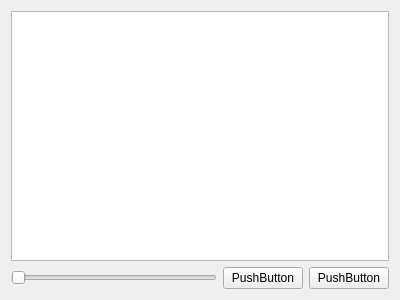
First picture: the form in widget.ui, repository Belotserkovskiy/balls, before the edit.
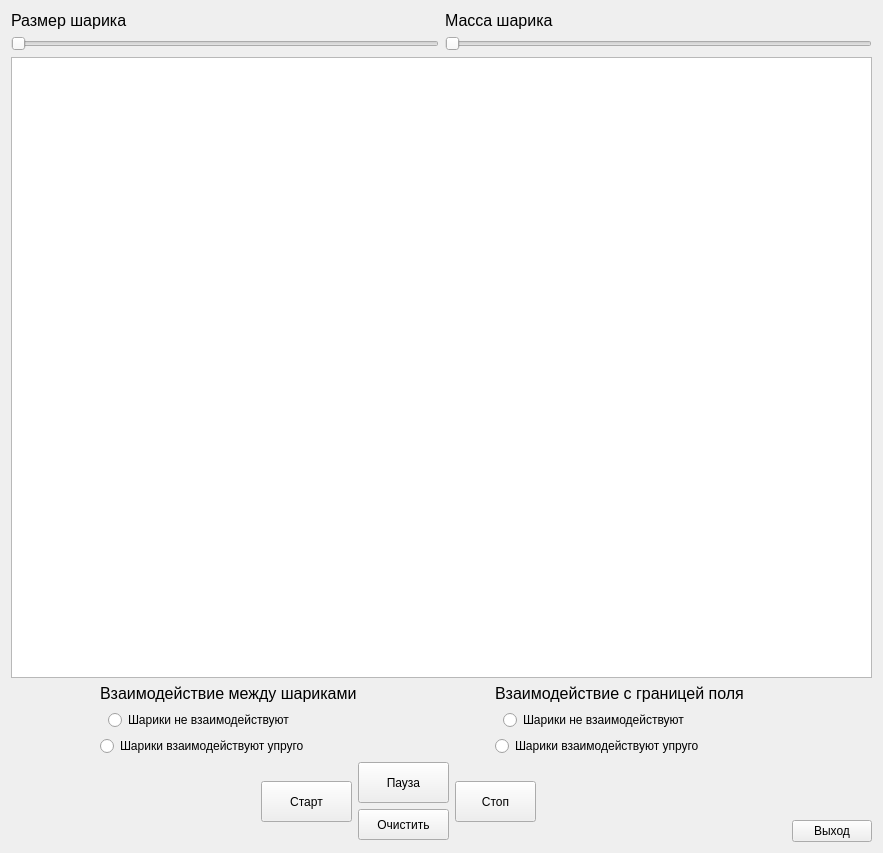
Second picture: the form after the edit.

```diff
--- a/widget.ui
+++ b/widget.ui
@@ -6,39 +6,474 @@
    <rect>
     <x>0</x>
     <y>0</y>
-    <width>400</width>
-    <height>300</height>
+    <width>879</width>
+    <height>853</height>
    </rect>
   </property>
   <property name="windowTitle">
    <string>Widget</string>
   </property>
-  <layout class="QVBoxLayout" name="verticalLayout">
-   <item>
-    <widget class="QGraphicsView" name="graphicsView"/>
-   </item>
+  <layout class="QVBoxLayout" name="verticalLayout_9">
    <item>
     <layout class="QHBoxLayout" name="horizontalLayout">
      <item>
-      <widget class="QSlider" name="horizontalSlider">
+      <layout class="QVBoxLayout" name="verticalLayout">
+       <item>
+        <widget class="QLabel" name="label">
+         <property name="text">
+          <string>&lt;html&gt;&lt;head/&gt;&lt;body&gt;&lt;p&gt;&lt;span style=&quot; font-size:12pt;&quot;&gt;Размер шарика&lt;/span&gt;&lt;/p&gt;&lt;/body&gt;&lt;/html&gt;</string>
+         </property>
+        </widget>
+       </item>
+       <item>
+        <widget class="QSlider" name="sizeBallSlider">
+         <property name="orientation">
+          <enum>Qt::Horizontal</enum>
+         </property>
+        </widget>
+       </item>
+      </layout>
+     </item>
+     <item>
+      <layout class="QVBoxLayout" name="verticalLayout_3">
+       <item>
+        <widget class="QLabel" name="label_3">
+         <property name="text">
+          <string>&lt;html&gt;&lt;head/&gt;&lt;body&gt;&lt;p&gt;&lt;span style=&quot; font-size:12pt;&quot;&gt;Масса шарика&lt;/span&gt;&lt;/p&gt;&lt;/body&gt;&lt;/html&gt;</string>
+         </property>
+        </widget>
+       </item>
+       <item>
+        <widget class="QSlider" name="massBallSlider">
+         <property name="orientation">
+          <enum>Qt::Horizontal</enum>
+         </property>
+        </widget>
+       </item>
+      </layout>
+     </item>
+    </layout>
+   </item>
+   <item>
+    <widget class="QGraphicsView" name="graphicsView">
+     <property name="minimumSize">
+      <size>
+       <width>861</width>
+       <height>621</height>
+      </size>
+     </property>
+    </widget>
+   </item>
+   <item>
+    <layout class="QHBoxLayout" name="horizontalLayout_14">
+     <item>
+      <spacer name="horizontalSpacer_4">
        <property name="orientation">
         <enum>Qt::Horizontal</enum>
        </property>
-      </widget>
+       <property name="sizeHint" stdset="0">
+        <size>
+         <width>28</width>
+         <height>20</height>
+        </size>
+       </property>
+      </spacer>
      </item>
      <item>
-      <widget class="QPushButton" name="pushButton">
-       <property name="text">
-        <string>PushButton</string>
+      <layout class="QVBoxLayout" name="verticalLayout_6">
+       <item>
+        <layout class="QHBoxLayout" name="horizontalLayout_2">
+         <item>
+          <spacer name="horizontalSpacer_10">
+           <property name="orientation">
+            <enum>Qt::Horizontal</enum>
+           </property>
+           <property name="sizeHint" stdset="0">
+            <size>
+             <width>13</width>
+             <height>20</height>
+            </size>
+           </property>
+          </spacer>
+         </item>
+         <item>
+          <widget class="QLabel" name="label_6">
+           <property name="minimumSize">
+            <size>
+             <width>261</width>
+             <height>19</height>
+            </size>
+           </property>
+           <property name="text">
+            <string>&lt;html&gt;&lt;head/&gt;&lt;body&gt;&lt;p&gt;&lt;span style=&quot; font-size:12pt;&quot;&gt;Взаимодействие между шариками&lt;/span&gt;&lt;/p&gt;&lt;/body&gt;&lt;/html&gt;</string>
+           </property>
+          </widget>
+         </item>
+         <item>
+          <spacer name="horizontalSpacer">
+           <property name="orientation">
+            <enum>Qt::Horizontal</enum>
+           </property>
+           <property name="sizeHint" stdset="0">
+            <size>
+             <width>40</width>
+             <height>20</height>
+            </size>
+           </property>
+          </spacer>
+         </item>
+        </layout>
+       </item>
+       <item>
+        <layout class="QHBoxLayout" name="horizontalLayout_6">
+         <item>
+          <layout class="QVBoxLayout" name="verticalLayout_2">
+           <item>
+            <layout class="QHBoxLayout" name="horizontalLayout_5">
+             <item>
+              <spacer name="horizontalSpacer_5">
+               <property name="orientation">
+                <enum>Qt::Horizontal</enum>
+               </property>
+               <property name="sizeHint" stdset="0">
+                <size>
+                 <width>13</width>
+                 <height>20</height>
+                </size>
+               </property>
+              </spacer>
+             </item>
+             <item>
+              <widget class="QRadioButton" name="notInteractiveBallsRadioButton">
+               <property name="minimumSize">
+                <size>
+                 <width>201</width>
+                 <height>17</height>
+                </size>
+               </property>
+               <property name="text">
+                <string>Шарики не взаимодействуют</string>
+               </property>
+              </widget>
+             </item>
+            </layout>
+           </item>
+           <item>
+            <layout class="QHBoxLayout" name="horizontalLayout_4">
+             <item>
+              <spacer name="horizontalSpacer_11">
+               <property name="orientation">
+                <enum>Qt::Horizontal</enum>
+               </property>
+               <property name="sizeHint" stdset="0">
+                <size>
+                 <width>13</width>
+                 <height>20</height>
+                </size>
+               </property>
+              </spacer>
+             </item>
+             <item>
+              <widget class="QRadioButton" name="interactiveBallsRadioButton">
+               <property name="minimumSize">
+                <size>
+                 <width>201</width>
+                 <height>17</height>
+                </size>
+               </property>
+               <property name="text">
+                <string>Шарики взаимодействуют упруго</string>
+               </property>
+              </widget>
+             </item>
+            </layout>
+           </item>
+          </layout>
+         </item>
+         <item>
+          <spacer name="horizontalSpacer_12">
+           <property name="orientation">
+            <enum>Qt::Horizontal</enum>
+           </property>
+           <property name="sizeHint" stdset="0">
+            <size>
+             <width>58</width>
+             <height>20</height>
+            </size>
+           </property>
+          </spacer>
+         </item>
+        </layout>
+       </item>
+      </layout>
+     </item>
+     <item>
+      <spacer name="horizontalSpacer_3">
+       <property name="orientation">
+        <enum>Qt::Horizontal</enum>
        </property>
-      </widget>
+       <property name="sizeHint" stdset="0">
+        <size>
+         <width>58</width>
+         <height>17</height>
+        </size>
+       </property>
+      </spacer>
      </item>
      <item>
-      <widget class="QPushButton" name="pushButton_2">
-       <property name="text">
-        <string>PushButton</string>
+      <layout class="QVBoxLayout" name="verticalLayout_8">
+       <item>
+        <layout class="QHBoxLayout" name="horizontalLayout_3">
+         <item>
+          <spacer name="horizontalSpacer_13">
+           <property name="orientation">
+            <enum>Qt::Horizontal</enum>
+           </property>
+           <property name="sizeHint" stdset="0">
+            <size>
+             <width>13</width>
+             <height>20</height>
+            </size>
+           </property>
+          </spacer>
+         </item>
+         <item>
+          <widget class="QLabel" name="label_7">
+           <property name="minimumSize">
+            <size>
+             <width>261</width>
+             <height>19</height>
+            </size>
+           </property>
+           <property name="text">
+            <string>&lt;html&gt;&lt;head/&gt;&lt;body&gt;&lt;p&gt;&lt;span style=&quot; font-size:12pt;&quot;&gt;Взаимодействие с границей поля&lt;/span&gt;&lt;/p&gt;&lt;/body&gt;&lt;/html&gt;</string>
+           </property>
+          </widget>
+         </item>
+         <item>
+          <spacer name="horizontalSpacer_2">
+           <property name="orientation">
+            <enum>Qt::Horizontal</enum>
+           </property>
+           <property name="sizeHint" stdset="0">
+            <size>
+             <width>40</width>
+             <height>20</height>
+            </size>
+           </property>
+          </spacer>
+         </item>
+        </layout>
+       </item>
+       <item>
+        <layout class="QHBoxLayout" name="horizontalLayout_11">
+         <item>
+          <layout class="QVBoxLayout" name="verticalLayout_5">
+           <item>
+            <layout class="QHBoxLayout" name="horizontalLayout_12">
+             <item>
+              <spacer name="horizontalSpacer_16">
+               <property name="orientation">
+                <enum>Qt::Horizontal</enum>
+               </property>
+               <property name="sizeHint" stdset="0">
+                <size>
+                 <width>13</width>
+                 <height>20</height>
+                </size>
+               </property>
+              </spacer>
+             </item>
+             <item>
+              <widget class="QRadioButton" name="notInteractiveBorderRadioButton">
+               <property name="minimumSize">
+                <size>
+                 <width>201</width>
+                 <height>17</height>
+                </size>
+               </property>
+               <property name="text">
+                <string>Шарики не взаимодействуют</string>
+               </property>
+              </widget>
+             </item>
+            </layout>
+           </item>
+           <item>
+            <layout class="QHBoxLayout" name="horizontalLayout_13">
+             <item>
+              <spacer name="horizontalSpacer_17">
+               <property name="orientation">
+                <enum>Qt::Horizontal</enum>
+               </property>
+               <property name="sizeHint" stdset="0">
+                <size>
+                 <width>13</width>
+                 <height>20</height>
+                </size>
+               </property>
+              </spacer>
+             </item>
+             <item>
+              <widget class="QRadioButton" name="interactiveBorderRadioButton">
+               <property name="minimumSize">
+                <size>
+                 <width>201</width>
+                 <height>17</height>
+                </size>
+               </property>
+               <property name="text">
+                <string>Шарики взаимодействуют упруго</string>
+               </property>
+              </widget>
+             </item>
+            </layout>
+           </item>
+          </layout>
+         </item>
+         <item>
+          <spacer name="horizontalSpacer_18">
+           <property name="orientation">
+            <enum>Qt::Horizontal</enum>
+           </property>
+           <property name="sizeHint" stdset="0">
+            <size>
+             <width>58</width>
+             <height>20</height>
+            </size>
+           </property>
+          </spacer>
+         </item>
+        </layout>
+       </item>
+      </layout>
+     </item>
+     <item>
+      <spacer name="horizontalSpacer_9">
+       <property name="orientation">
+        <enum>Qt::Horizontal</enum>
        </property>
-      </widget>
+       <property name="sizeHint" stdset="0">
+        <size>
+         <width>28</width>
+         <height>20</height>
+        </size>
+       </property>
+      </spacer>
+     </item>
+    </layout>
+   </item>
+   <item>
+    <layout class="QHBoxLayout" name="horizontalLayout_8">
+     <item>
+      <layout class="QHBoxLayout" name="horizontalLayout_7">
+       <item>
+        <spacer name="horizontalSpacer_7">
+         <property name="orientation">
+          <enum>Qt::Horizontal</enum>
+         </property>
+         <property name="sizeHint" stdset="0">
+          <size>
+           <width>138</width>
+           <height>20</height>
+          </size>
+         </property>
+        </spacer>
+       </item>
+       <item>
+        <widget class="QPushButton" name="start_Button">
+         <property name="minimumSize">
+          <size>
+           <width>91</width>
+           <height>41</height>
+          </size>
+         </property>
+         <property name="text">
+          <string>Старт</string>
+         </property>
+        </widget>
+       </item>
+       <item>
+        <layout class="QVBoxLayout" name="verticalLayout_4">
+         <item>
+          <widget class="QPushButton" name="pause_Button">
+           <property name="minimumSize">
+            <size>
+             <width>91</width>
+             <height>41</height>
+            </size>
+           </property>
+           <property name="text">
+            <string>Пауза</string>
+           </property>
+          </widget>
+         </item>
+         <item>
+          <widget class="QPushButton" name="clearButton">
+           <property name="minimumSize">
+            <size>
+             <width>91</width>
+             <height>31</height>
+            </size>
+           </property>
+           <property name="text">
+            <string>Очистить</string>
+           </property>
+          </widget>
+         </item>
+        </layout>
+       </item>
+       <item>
+        <widget class="QPushButton" name="stop_Button">
+         <property name="minimumSize">
+          <size>
+           <width>81</width>
+           <height>41</height>
+          </size>
+         </property>
+         <property name="text">
+          <string>Стоп</string>
+         </property>
+        </widget>
+       </item>
+       <item>
+        <spacer name="horizontalSpacer_8">
+         <property name="orientation">
+          <enum>Qt::Horizontal</enum>
+         </property>
+         <property name="sizeHint" stdset="0">
+          <size>
+           <width>58</width>
+           <height>20</height>
+          </size>
+         </property>
+        </spacer>
+       </item>
+      </layout>
+     </item>
+     <item>
+      <layout class="QVBoxLayout" name="verticalLayout_7">
+       <item>
+        <spacer name="verticalSpacer">
+         <property name="orientation">
+          <enum>Qt::Vertical</enum>
+         </property>
+         <property name="sizeHint" stdset="0">
+          <size>
+           <width>20</width>
+           <height>28</height>
+          </size>
+         </property>
+        </spacer>
+       </item>
+       <item>
+        <widget class="QPushButton" name="cancel_Button">
+         <property name="text">
+          <string>Выход</string>
+         </property>
+        </widget>
+       </item>
+      </layout>
      </item>
     </layout>
    </item>
```
Left out of the diff: 4 changed lines with no effect on the pictures.
